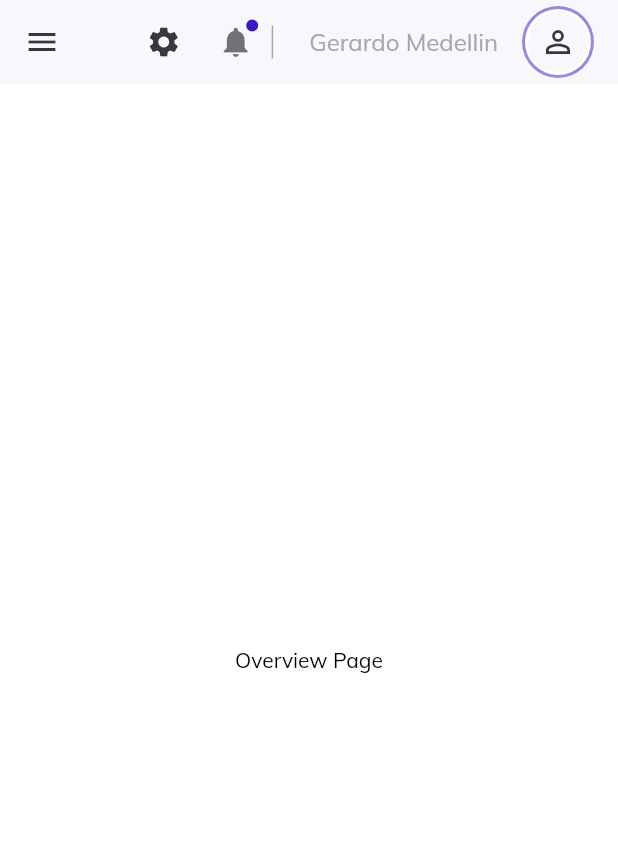
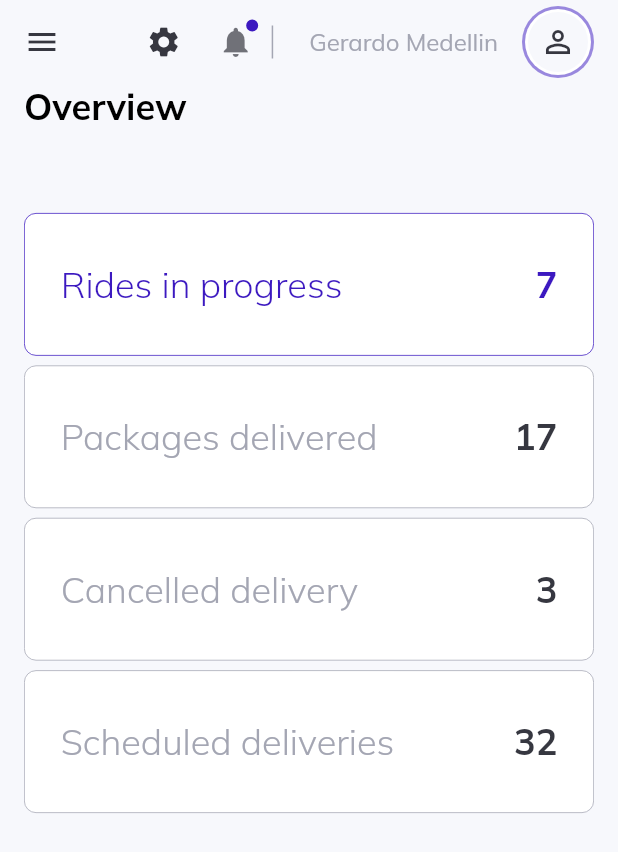
Before and after one commit to thegera4/web_admin_dashboard_flutter, a Flutter app: the screen it shows after launch, on a phone screen of 412 x 824 dp. Shown: the top 852 px of the screen. Run offline on Flutter 3.47's test engine with Material 2 defaults, Android fonts, the phone set to English and light mode, and no system bars; our stand-ins replace get, google_fonts, syncfusion_flutter_charts.

Commit message:
feat: added responsive card

```diff
--- a/lib/helpers/responsiveness.dart
+++ b/lib/helpers/responsiveness.dart
@@ -25,12 +25,11 @@ class ResponsiveWidget extends StatelessWidget {
     MediaQuery.of(context).size.width < mediumScreenSize;
 
   static bool isCustomScreen(BuildContext context) =>
-    MediaQuery.of(context).size.width >= customScreenSize &&
-    MediaQuery.of(context).size.width < largeScreenSize;
+    MediaQuery.of(context).size.width >= mediumScreenSize &&
+    MediaQuery.of(context).size.width < customScreenSize;
 
   static bool isLargeScreen(BuildContext context) =>
-    MediaQuery.of(context).size.width >= mediumScreenSize &&
-    MediaQuery.of(context).size.width < customScreenSize;
+    MediaQuery.of(context).size.width >= customScreenSize;
 
   @override
   Widget build(BuildContext context) {
--- a/lib/layout.dart
+++ b/lib/layout.dart
@@ -15,6 +15,7 @@ class SiteLayout extends StatelessWidget {
   Widget build(BuildContext context) {
     return Scaffold(
       key: scaffoldKey,
+      extendBodyBehindAppBar: true,
       appBar: topNavigationBar(context, scaffoldKey),
       drawer: const Drawer(
         child: SideMenu()
--- a/lib/main.dart
+++ b/lib/main.dart
@@ -1,3 +1,4 @@
+import 'package:admin_dashboard/constants/style.dart';
 import 'package:admin_dashboard/controllers/menu_controller.dart';
 import 'package:admin_dashboard/controllers/navigation_controller.dart';
 import 'package:admin_dashboard/layout.dart';
@@ -20,7 +21,7 @@ class MyApp extends StatelessWidget {
       debugShowCheckedModeBanner: false,
       title: "Admin Panel",
       theme: ThemeData(
-        scaffoldBackgroundColor: Colors.white,
+        scaffoldBackgroundColor: light,
         textTheme: GoogleFonts.mulishTextTheme(
           Theme.of(context).textTheme,
         ).apply(
--- a/lib/pages/overview/overview.dart
+++ b/lib/pages/overview/overview.dart
@@ -1,12 +1,48 @@
+import 'package:admin_dashboard/constants/controllers.dart';
+import 'package:admin_dashboard/helpers/responsiveness.dart';
+import 'package:admin_dashboard/pages/overview/widgets/cards_large.dart';
+import 'package:admin_dashboard/pages/overview/widgets/cards_medium.dart';
+import 'package:admin_dashboard/pages/overview/widgets/cards_small.dart';
+import 'package:admin_dashboard/pages/overview/widgets/chart.dart';
+import 'package:admin_dashboard/widgets/custom_text.dart';
 import 'package:flutter/material.dart';
+import 'package:get/get.dart';
 
 class OverviewPage extends StatelessWidget {
   const OverviewPage({super.key});
 
   @override
   Widget build(BuildContext context) {
-    return const Center(
-      child: Text('Overview Page'),
+    return Column(
+      children: [
+        Obx((() => Row(
+              children: [
+                Container(
+                  margin: EdgeInsets.only(
+                    top: ResponsiveWidget.isSmallScreen(context) ? 56 : 6
+                  ),
+                  child: CustomText(
+                    text: menuController.activeItem.value,
+                    size: 24,
+                    weight: FontWeight.bold,
+                  )
+                )
+              ],
+        ))),
+        Expanded(
+          child: ListView(
+            children: [
+              if (ResponsiveWidget.isLargeScreen(context))
+                const OverviewCardsLargeScreen(),
+              if (ResponsiveWidget.isCustomScreen(context))
+                const OverviewCardsMediumScreen(),
+              if (ResponsiveWidget.isSmallScreen(context) ||
+                  ResponsiveWidget.isMediumScreen(context))
+                const OverviewCardsSmallScreen(),
+            ]
+          )
+        ),
+      ],
     );
   }
 }
--- /dev/null
+++ b/lib/pages/overview/widgets/cards_small.dart
@@ -0,0 +1,43 @@
+import 'package:flutter/material.dart';
+import 'info_card_small.dart';
+
+class OverviewCardsSmallScreen extends StatelessWidget {
+  const OverviewCardsSmallScreen({super.key});
+
+  @override
+  Widget build(BuildContext context) {
+   double width = MediaQuery.of(context).size.width;
+
+    return SizedBox(
+      height: 400,
+      child: Column(
+        children: [
+          InfoCardSmall(
+            title: "Rides in progress",
+            value: "7",
+            onTap: () {},
+            isActive: true,
+          ),
+          SizedBox( height: width / 64, ),
+          InfoCardSmall(
+            title: "Packages delivered",
+            value: "17",
+            onTap: () {},
+          ),
+          SizedBox(height: width / 64,),
+          InfoCardSmall(
+            title: "Cancelled delivery",
+            value: "3",
+            onTap: () {},
+          ),
+          SizedBox( height: width / 64, ),
+          InfoCardSmall(
+            title: "Scheduled deliveries",
+            value: "32",
+            onTap: () {},
+          ),
+        ],
+      ),
+    );
+  }
+}
--- /dev/null
+++ b/lib/pages/overview/widgets/info_card_small.dart
@@ -0,0 +1,53 @@
+import 'package:flutter/material.dart';
+import 'package:admin_dashboard/constants/style.dart';
+import 'package:admin_dashboard/widgets/custom_text.dart';
+
+class InfoCardSmall extends StatelessWidget {
+  const InfoCardSmall({
+    Key? key,
+    required this.title,
+    required this.value,
+    this.isActive = false,
+    required this.onTap
+  }) : super(key: key);
+
+  final String title;
+  final String value;
+  final bool isActive;
+  final VoidCallback onTap;
+
+
+  @override
+  Widget build(BuildContext context) {
+    return Expanded(
+      child: InkWell(
+        onTap: onTap,
+        child: Container(
+          padding: const EdgeInsets.all(24),
+          decoration: BoxDecoration(
+            color: Colors.white,
+            borderRadius: BorderRadius.circular(8),
+            border: Border.all(color: isActive ? active : lightGray, width: .5),
+          ),
+          child: Row(
+            mainAxisAlignment: MainAxisAlignment.spaceBetween,
+            children: [
+            CustomText(
+              text: title,
+              size: 24,
+              weight: FontWeight.w300,
+              color: isActive ? active : lightGray,
+            ),
+            CustomText(
+              text: value,
+              size: 24,
+              weight: FontWeight.bold,
+              color: isActive ? active : dark,
+            )
+
+          ],)
+        ),
+      ),
+    );
+  }
+}
--- a/lib/widgets/large_screen.dart
+++ b/lib/widgets/large_screen.dart
@@ -14,7 +14,10 @@ class LargeScreen extends StatelessWidget {
         ),
         Expanded(
           flex: 5,
-          child: localNavigator()
+          child: Container(
+            padding: const EdgeInsets.symmetric(horizontal: 16),
+            child: localNavigator()
+          ),
         ),
       ],
     );
--- a/lib/widgets/small_screen.dart
+++ b/lib/widgets/small_screen.dart
@@ -6,6 +6,9 @@ class SmallScreen extends StatelessWidget {
 
   @override
   Widget build(BuildContext context) {
-    return localNavigator();
+    return Container(
+      padding: const EdgeInsets.symmetric(horizontal: 16),
+      child: localNavigator()
+    );
   }
 }
--- a/lib/widgets/top_nav.dart
+++ b/lib/widgets/top_nav.dart
@@ -82,5 +82,5 @@ AppBar topNavigationBar(BuildContext context, GlobalKey<ScaffoldState> key) =>
     ),
     iconTheme: IconThemeData(color: dark),
     elevation: 0,
-    backgroundColor: light,
+    backgroundColor: Colors.transparent,
   );
```
Also changed, not shown: lib/pages/authentication/authentication.dart (+21 -2 lines), lib/pages/clients/clients.dart (+21 -2 lines), lib/pages/drivers/drivers.dart (+21 -2 lines), lib/pages/overview/widgets/cards_large.dart (added, +48 -0 lines), lib/pages/overview/widgets/cards_medium.dart (added, +52 -0 lines), lib/pages/overview/widgets/chart.dart (added, +38 -0 lines), lib/pages/overview/widgets/info_card.dart (added, +72 -0 lines).
